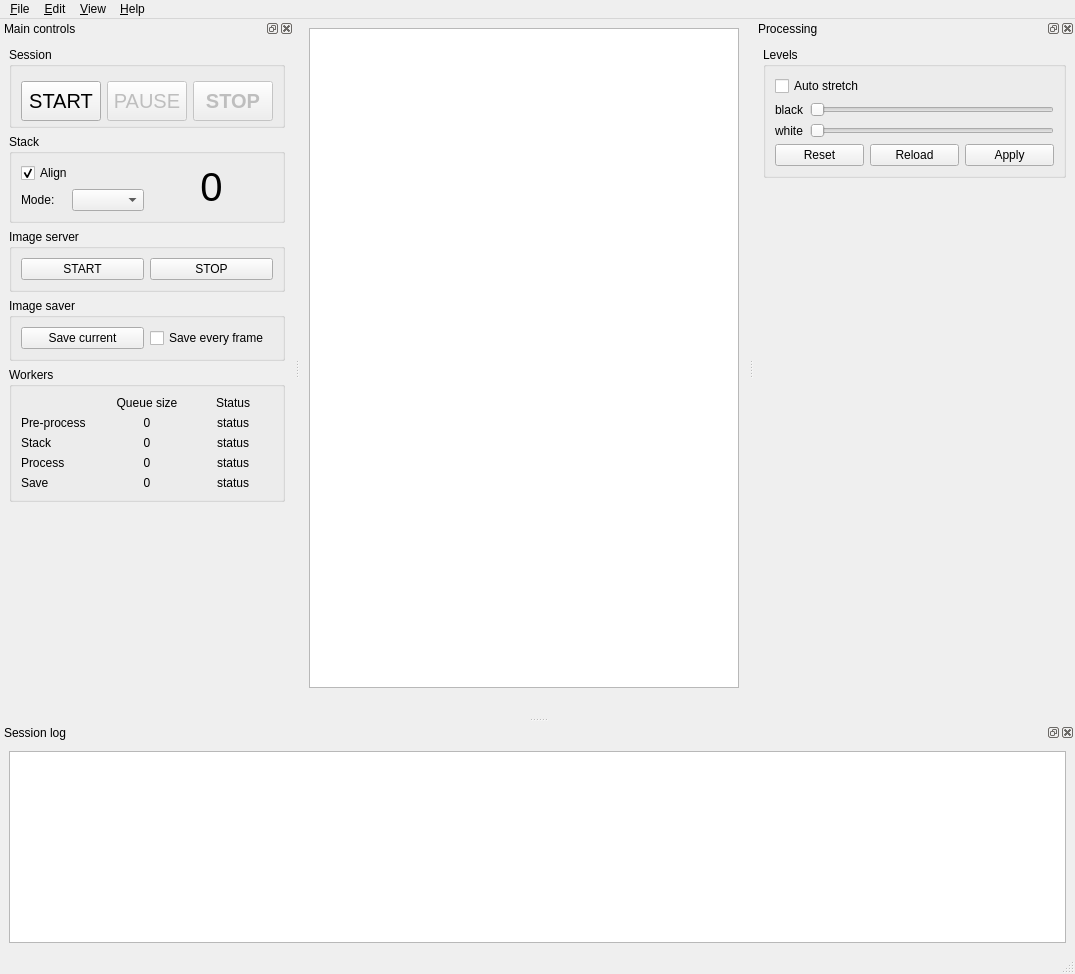
First picture: the form in src/als/ui/als_ui.ui, repository gehelem/als, before the edit.
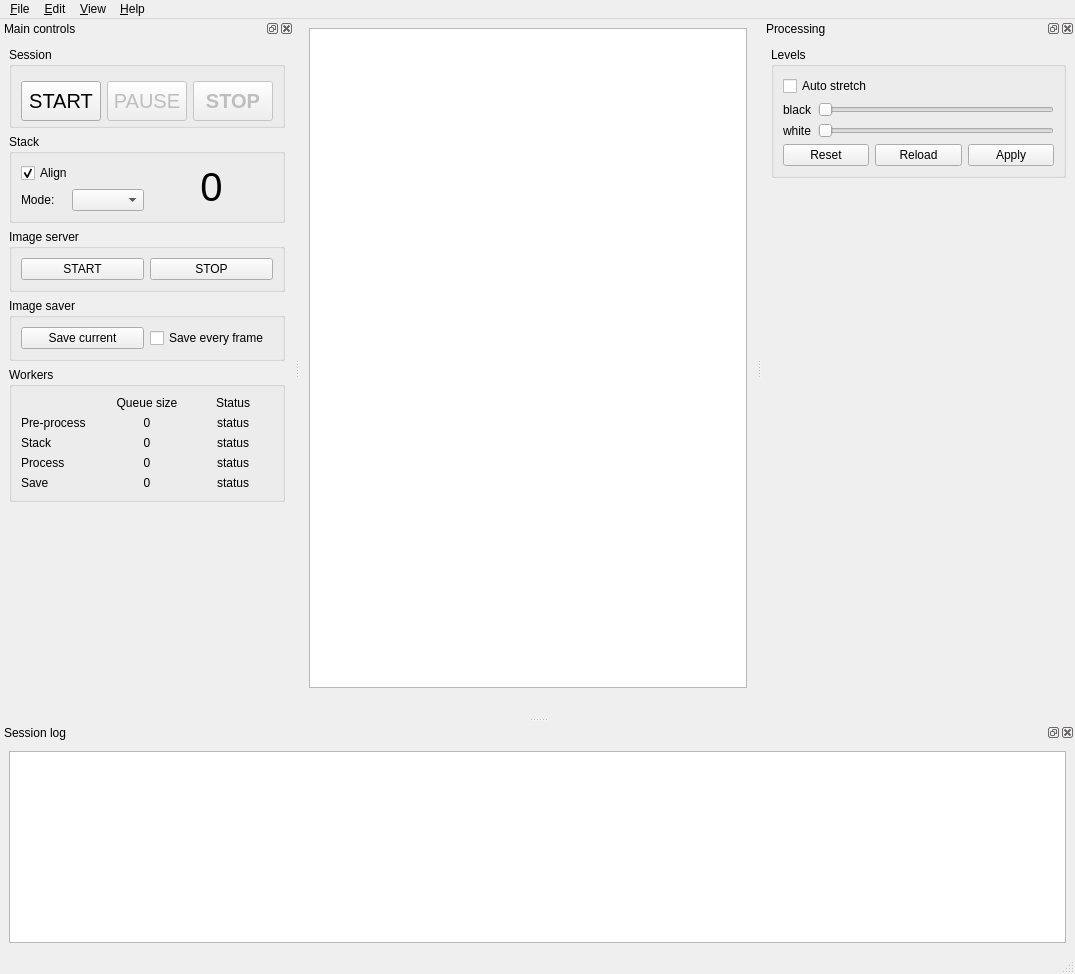
Second picture: the form after the edit. Custom widgets are drawn as their Qt base class.

Commit message: Fix menu items & tips inconsistencies

The edit to the form file:
```diff
--- a/src/als/ui/als_ui.ui
+++ b/src/als/ui/als_ui.ui
@@ -639,7 +639,7 @@
   <widget class="QDockWidget" name="processing_dock">
    <property name="minimumSize">
     <size>
-     <width>321</width>
+     <width>313</width>
      <height>194</height>
     </size>
    </property>
```
Left out of the diff: 17 changed lines with no effect on the pictures.
